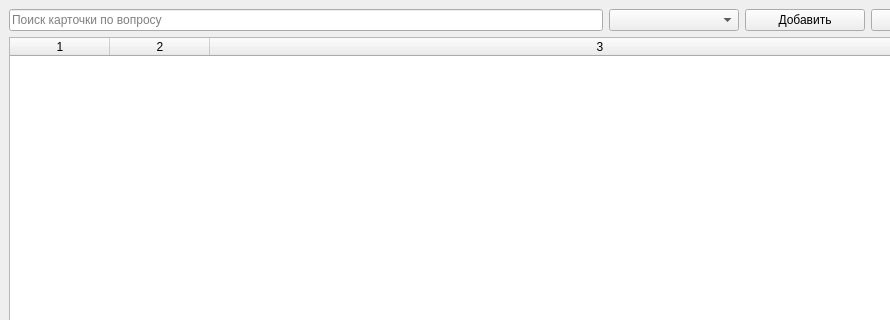
Old version of the form ui/cards_page.ui in the repository roms140/PyQt_project; both pictures show x 0 to 890 and y 0 to 320 of the 1000 by 600 pixel window.
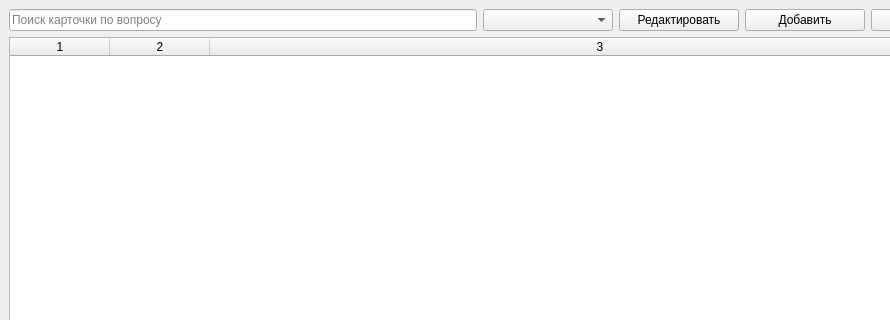
New version of the form.

Commit message: Complete cards page functionality

What changed in the file:
```diff
--- a/ui/cards_page.ui
+++ b/ui/cards_page.ui
@@ -21,7 +21,7 @@
        <widget class="QLineEdit" name="searchLineEdit">
         <property name="minimumSize">
          <size>
-          <width>150</width>
+          <width>200</width>
           <height>0</height>
          </size>
         </property>
@@ -39,7 +39,26 @@
          </size>
         </property>
         <property name="placeholderText">
-         <string>Категории</string>
+         <string/>
+        </property>
+       </widget>
+      </item>
+      <item>
+       <widget class="QPushButton" name="editButton">
+        <property name="sizePolicy">
+         <sizepolicy hsizetype="Fixed" vsizetype="Fixed">
+          <horstretch>0</horstretch>
+          <verstretch>0</verstretch>
+         </sizepolicy>
+        </property>
+        <property name="minimumSize">
+         <size>
+          <width>120</width>
+          <height>0</height>
+         </size>
+        </property>
+        <property name="text">
+         <string>Редактировать</string>
         </property>
        </widget>
       </item>
```
The commit also changes 5 other files.
